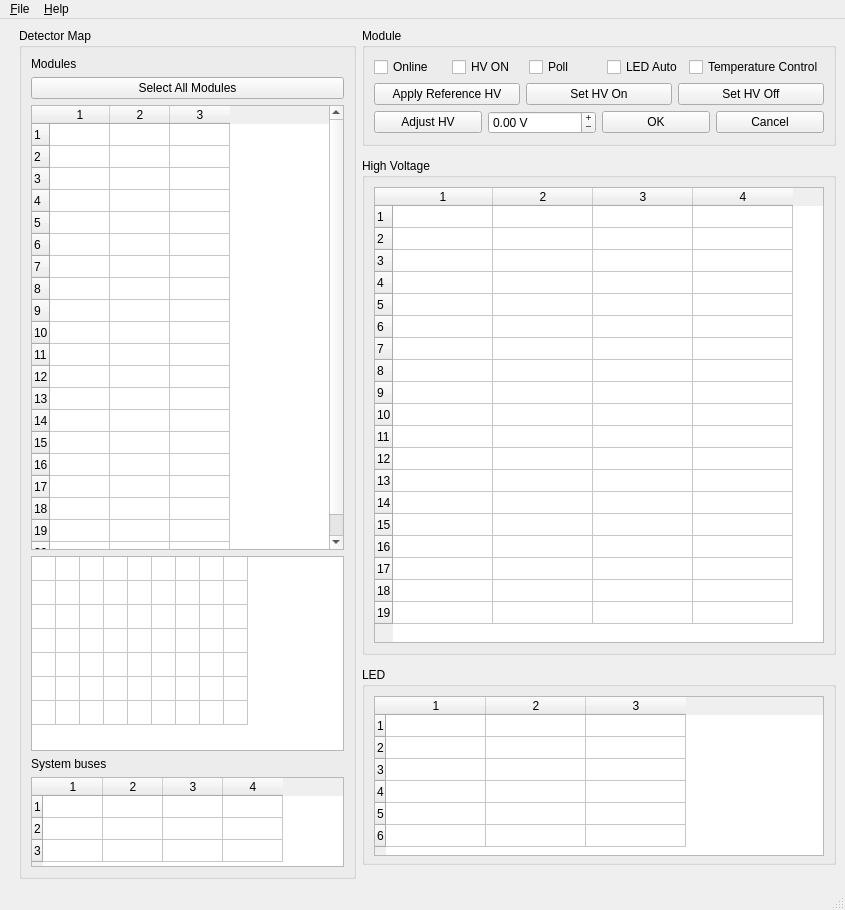
First picture: the form in main.ui, repository sultanmusin/pyslow, before the edit.
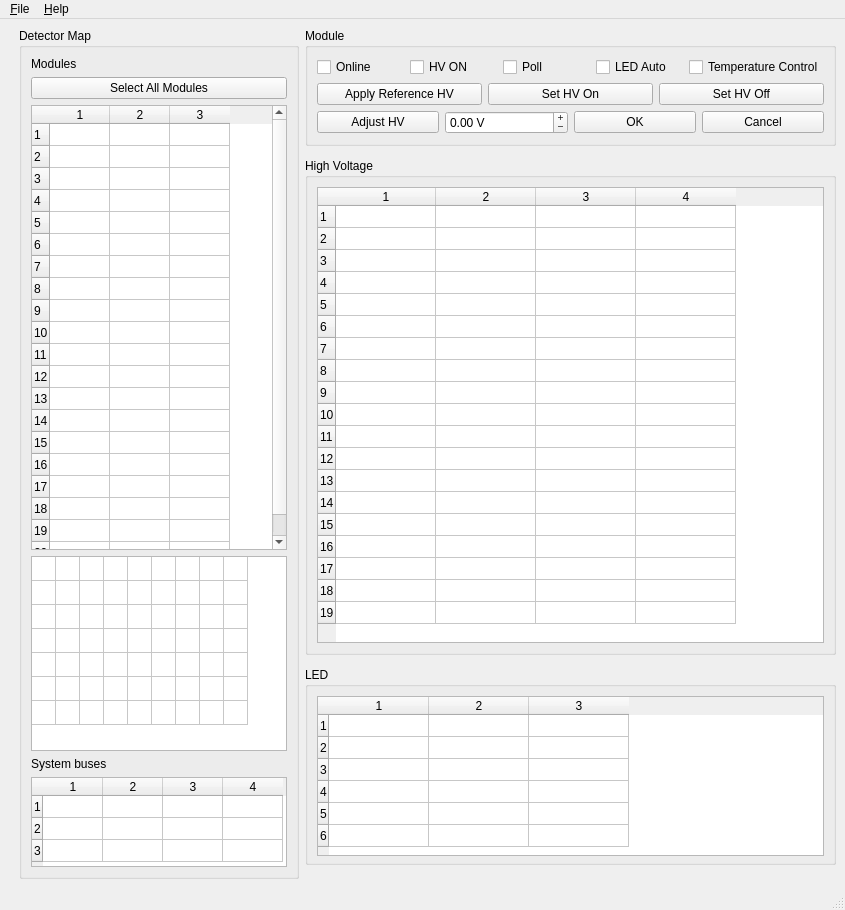
Second picture: the form after the edit.

```diff
--- a/main.ui
+++ b/main.ui
@@ -64,7 +64,7 @@
     <item>
      <widget class="QGroupBox" name="groupBox">
       <property name="sizePolicy">
-       <sizepolicy hsizetype="Preferred" vsizetype="MinimumExpanding">
+       <sizepolicy hsizetype="Fixed" vsizetype="MinimumExpanding">
         <horstretch>0</horstretch>
         <verstretch>1</verstretch>
        </sizepolicy>
```
